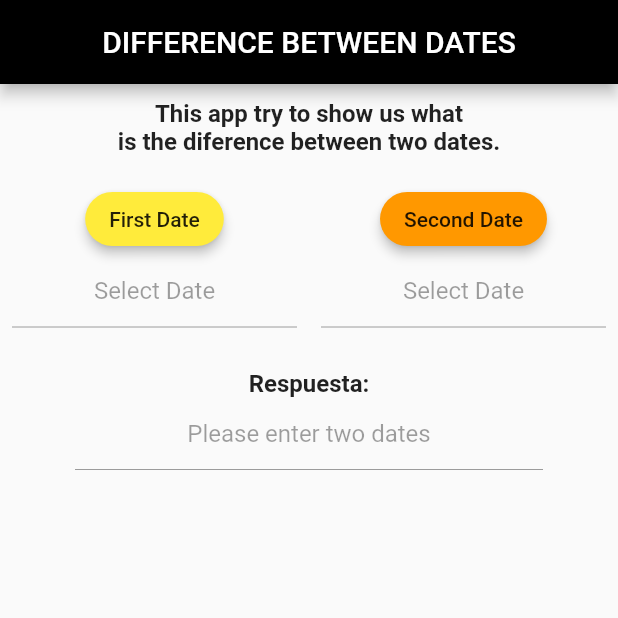
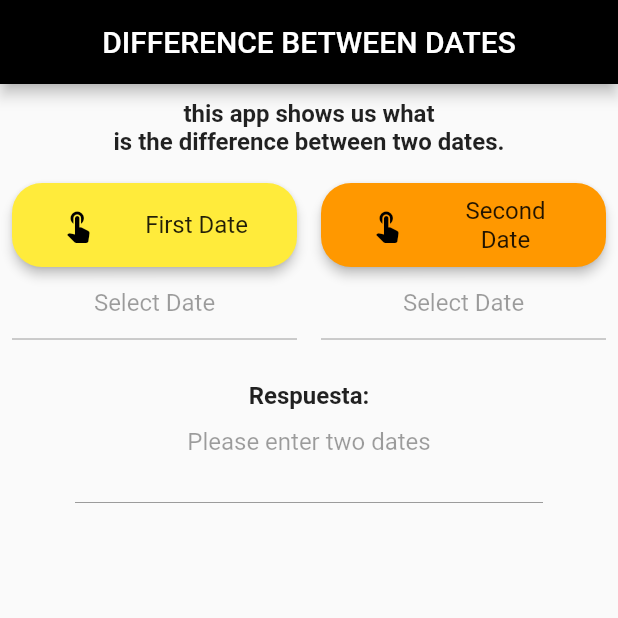
Before and after one commit to machetio7/differenceDates, a Flutter app: the screen it shows after launch, on a phone screen of 412 x 824 dp, the top half of it. Run offline on Flutter 3.47's test engine with Material 2 defaults, Android fonts, the phone set to English and light mode, and no system bars; our stand-ins replace get.

Commit message:
finish code

```diff
--- a/lib/screens/home.dart
+++ b/lib/screens/home.dart
@@ -24,7 +24,7 @@ class HomePage extends StatelessWidget {
                     const Padding(
                       padding: EdgeInsets.all(10.0),
                       child: Text(
-                        'This app try to show us what \nis the diference between two dates.',
+                        'this app shows us what \nis the difference between two dates.',
                         textAlign: TextAlign.center,
                         style: TextStyle(
                             fontSize: 16, fontWeight: FontWeight.bold),
@@ -47,7 +47,14 @@ class HomePage extends StatelessWidget {
                                   shape: RoundedRectangleBorder(
                                     borderRadius: BorderRadius.circular(20),
                                   ),
-                                  child: const Text('First Date'),
+                                  child: const ListTile(
+                                    leading: Icon(
+                                      Icons.touch_app,
+                                      color: Colors.black,
+                                    ),
+                                    title: Text('First Date',
+                                        textAlign: TextAlign.center),
+                                  ),
                                 ),
                                 SizedBox(
                                   child: TextField(
@@ -78,7 +85,14 @@ class HomePage extends StatelessWidget {
                                   shape: RoundedRectangleBorder(
                                     borderRadius: BorderRadius.circular(20),
                                   ),
-                                  child: const Text('Second Date'),
+                                  child: const ListTile(
+                                    leading: Icon(
+                                      Icons.touch_app,
+                                      color: Colors.black,
+                                    ),
+                                    title: Text('Second Date',
+                                        textAlign: TextAlign.center),
+                                  ),
                                 ),
                                 SizedBox(
                                   child: TextField(
@@ -111,14 +125,13 @@ class HomePage extends StatelessWidget {
                     Padding(
                       padding: const EdgeInsets.only(left: 50.0, right: 50.0),
                       child: TextField(
+                        maxLines: 2,
                         textAlign: TextAlign.center,
                         enabled: false,
                         decoration: InputDecoration(
                           hintText: (home.dateOne != '' && home.dateTwo != '')
                               ? home.difference()
-                              : home.minuteNegative < 0
-                                  ? 'Two dates, old date to new date'
-                                  : 'Please enter two dates',
+                              : 'Please enter two dates',
                         ),
                       ),
                     ),
```
Also changed, not shown: lib/controller/home_controller.dart (+52 -65 lines).
